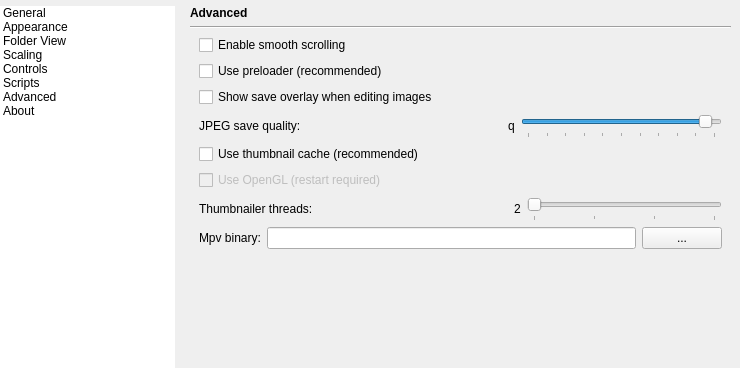
Old version of the form qimgv/gui/dialogs/settingsdialog.ui in the repository do-i/thumbgrid; both pictures show x 0 to 740 and y 0 to 368 of the 740 by 680 pixel window.
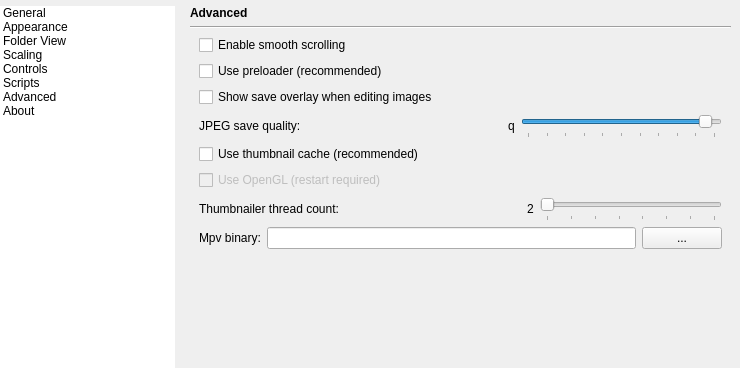
New version of the form. The open tabs and pages were chosen to show the change. Custom widgets are drawn as their Qt base class.

Commit message: [SettingsDialog] increase max thumbnailer thread count to 8

What changed in the file:
```diff
--- a/qimgv/gui/dialogs/settingsdialog.ui
+++ b/qimgv/gui/dialogs/settingsdialog.ui
@@ -3236,8 +3236,8 @@
                <rect>
                 <x>0</x>
                 <y>0</y>
-                <width>367</width>
-                <height>277</height>
+                <width>553</width>
+                <height>624</height>
                </rect>
               </property>
               <layout class="QVBoxLayout" name="verticalLayout_31">
@@ -3435,7 +3435,7 @@
                    <item>
                     <widget class="QLabel" name="label_17">
                      <property name="text">
-                      <string>Thumbnailer threads:</string>
+                      <string>Thumbnailer thread count:</string>
                      </property>
                     </widget>
                    </item>
@@ -3471,7 +3471,7 @@
                       <number>1</number>
                      </property>
                      <property name="maximum">
-                      <number>4</number>
+                      <number>8</number>
                      </property>
                      <property name="pageStep">
                       <number>1</number>
```
Left out of the diff: 8 changed lines with no effect on the pictures.
